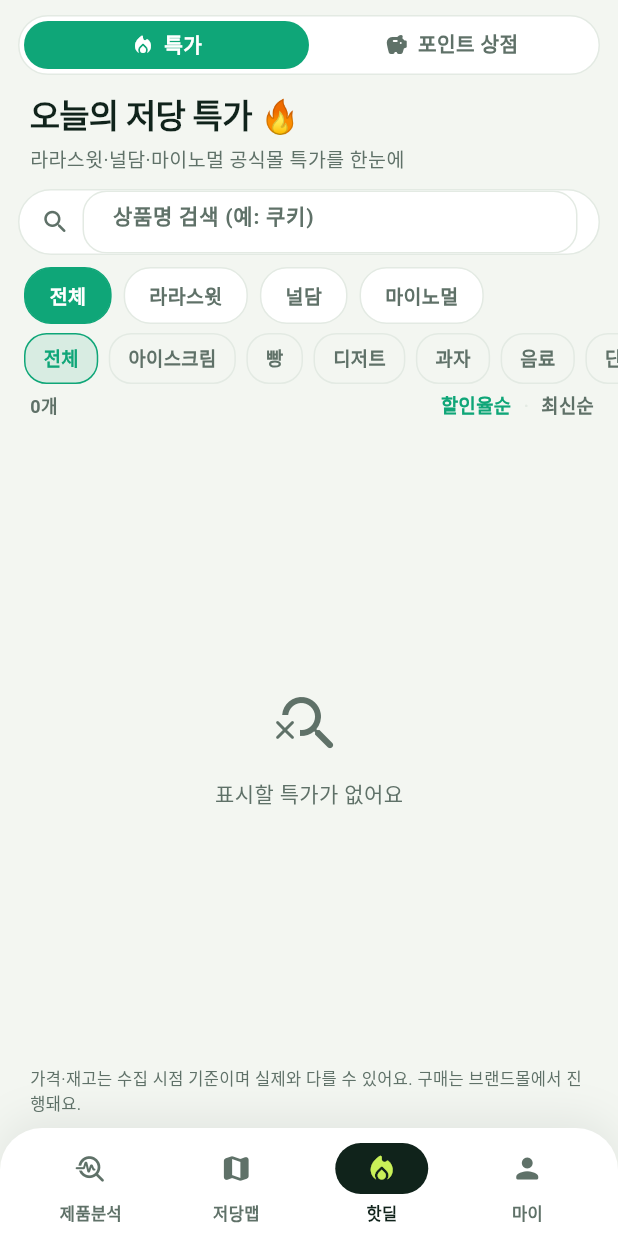
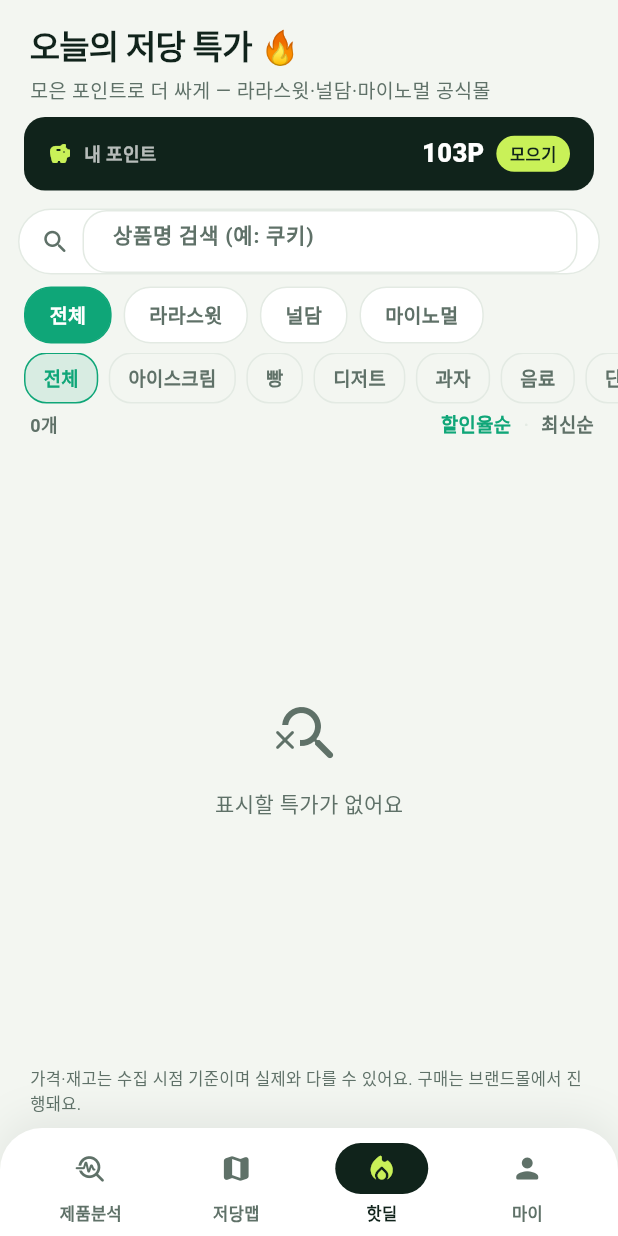
Before and after one commit to hongbomshin-lab/CUBED_v2, a Flutter app: the screen it shows after launch, item 3 of the bottom bar chosen, on a phone screen of 412 x 824 dp. Run offline on Flutter 3.47's test engine with Material 3 defaults, Android fonts, the phone set to English and light mode, and no system bars; our stand-ins replace cached_network_image, flutter_image_compress, flutter_riverpod, geolocator, image_picker, shared_preferences and 4 more; missing offline and left inert: dart:js_interop, flutter_naver_map, mobile_scanner; accounts and stored records are empty; Roboto replaces fonts that are missing (Pretendard).

Commit message:
fix(points): 특가·포인트 상점 통합 + 코너 케이스 40개로 잡은 버그 4건
통합:
- 같은 brand_deals 를 두 화면에 나눠 보여줄 이유가 없었다. 모드 토글을 없애고
  특가 목록 하나로 합친다. 검색·브랜드·카테고리 필터·더보기가 상점에도 붙는다.
- 상품을 탭하면 결제 시트가 열리고, 거기서 포인트를 쓰거나 브랜드몰로 갈 수 있다.
  (합치면서 브랜드몰 동선을 잃지 않게 시트에 링크를 넣었다)
- points_shop.dart 삭제, 잔액 바만 PointBalanceBar 로 분리.

테스트 40개로 잡은 버그 4건 — 모두 '돈이 새는' 쪽이다:
1. 당류가 음수인 데이터가 들어오면 기준값보다 큰 적립이 나왔다
   (탄산음료 기준 27g, sugar=-100 → 127P). 음수·NaN 을 0 으로 막는다.
2. 잔액이 음수면 사용 가능액도 음수가 되어 결제액이 상품가보다 커졌다.
   price<=0 / balance<=0 이면 0.
3. 미션 정의에 target=0 이 들어오면 이벤트마다 즉시 달성돼 무한 적립됐다.
   최소 1 로 올린다.
4. reward 가 음수면 미션 달성으로 잔액이 깎였다. 최소 0 으로 막는다.

3·4 는 미션이 데이터라서 생기는 위험이다 — CSV 오타 한 줄로 포인트가 무너지므로
읽는 쪽(Mission.fromMap)에서 방어한다.

Co-Authored-By: Claude Opus 5 (1M context) <noreply@anthropic.com>

```diff
--- a/lib/core/sugar_baselines.dart
+++ b/lib/core/sugar_baselines.dart
@@ -181,7 +181,10 @@ int sugarPointsFor({
 }) {
   final rule = sugarBaselineFor(category: category, name: name);
   if (rule == null) return 0;
-  final saved = rule.baselineG - sugar;
+  // 당류가 음수인 데이터(입력·OCR 오류)가 들어오면 기준값보다 큰 적립이 나온다.
+  // 적립은 '아낀 설탕'이라 기준값을 넘을 수 없다.
+  final s = sugar.isNaN || sugar < 0 ? 0.0 : sugar;
+  final saved = rule.baselineG - s;
   if (saved <= 0) return 0;
   return saved.round();
 }
--- a/lib/features/hotdeals/hot_deals_screen.dart
+++ b/lib/features/hotdeals/hot_deals_screen.dart
@@ -3,10 +3,11 @@ import 'dart:async';
 import 'package:cached_network_image/cached_network_image.dart';
 import 'package:flutter/material.dart';
 import 'package:flutter_riverpod/flutter_riverpod.dart';
-import 'package:url_launcher/url_launcher.dart';
 
 import '../../core/theme.dart';
-import '../points/points_shop.dart';
+import '../points/point_balance_bar.dart';
+import '../points/point_models.dart';
+import '../points/redeem_sheet.dart';
 import '../../data/deal_repository.dart';
 import '../../data/models/brand_deal.dart';
 import '../../providers/providers.dart';
@@ -20,11 +21,7 @@ class HotDealsScreen extends ConsumerStatefulWidget {
   ConsumerState<HotDealsScreen> createState() => _HotDealsScreenState();
 }
 
-/// 핫딜 탭 모드: 특가 / 포인트 상점.
-enum _DealMode { deals, shop }
-
 class _HotDealsScreenState extends ConsumerState<HotDealsScreen> {
-  _DealMode _mode = _DealMode.deals;
 
   final _searchCtrl = TextEditingController();
   Timer? _debounce;
@@ -123,15 +120,9 @@ class _HotDealsScreenState extends ConsumerState<HotDealsScreen> {
     }
   }
 
-  Future<void> _open(BrandDeal d) async {
-    final uri = Uri.parse(d.productUrl);
-    if (!await launchUrl(uri, mode: LaunchMode.externalApplication)) {
-      if (mounted) {
-        ScaffoldMessenger.of(context)
-            .showSnackBar(const SnackBar(content: Text('링크를 열 수 없어요')));
-      }
-    }
-  }
+  /// 상품 탭 → 결제 시트. 거기서 포인트를 쓰거나 브랜드몰로 갈 수 있다.
+  /// (특가와 포인트 상점을 합치면서 진입점을 하나로 모았다)
+  Future<void> _open(BrandDeal d) => showRedeemSheet(context, ShopItem(d));
 
   @override
   Widget build(BuildContext context) {
@@ -142,29 +133,8 @@ class _HotDealsScreenState extends ConsumerState<HotDealsScreen> {
         child: Column(
           crossAxisAlignment: CrossAxisAlignment.start,
           children: [
-            _ModeToggle(
-              mode: _mode,
-              onChanged: (m) => setState(() => _mode = m),
-            ),
-            if (_mode == _DealMode.shop) ...[
-              const Padding(
-                padding: EdgeInsets.fromLTRB(20, 6, 20, 2),
-                child: Text('포인트 상점 🎁',
-                    style: TextStyle(
-                        fontSize: 22,
-                        fontWeight: FontWeight.w900,
-                        letterSpacing: -0.5)),
-              ),
-              const Padding(
-                padding: EdgeInsets.fromLTRB(20, 0, 20, 8),
-                child: Text('모은 포인트로 저당 제품을 더 싸게',
-                    style:
-                        TextStyle(color: CubedColors.inkSoft, fontSize: 13)),
-              ),
-              const Expanded(child: PointsShop()),
-            ] else ...[
             const Padding(
-              padding: EdgeInsets.fromLTRB(20, 6, 20, 2),
+              padding: EdgeInsets.fromLTRB(20, 14, 20, 2),
               child: Text('오늘의 저당 특가 🔥',
                   style: TextStyle(
                       fontSize: 22,
@@ -173,9 +143,12 @@ class _HotDealsScreenState extends ConsumerState<HotDealsScreen> {
             ),
             const Padding(
               padding: EdgeInsets.fromLTRB(20, 0, 20, 8),
-              child: Text('라라스윗·널담·마이노멀 공식몰 특가를 한눈에',
+              child: Text('모은 포인트로 더 싸게 — 라라스윗·널담·마이노멀 공식몰',
                   style: TextStyle(color: CubedColors.inkSoft, fontSize: 13)),
             ),
+
+            // 포인트 잔액 + 미션 진입. 상품 바로 위에 둬야 '이만큼 깎인다'가 읽힌다.
+            const PointBalanceBar(),
 
             // 검색바
             _SearchBar(
@@ -281,7 +254,6 @@ class _HotDealsScreenState extends ConsumerState<HotDealsScreen> {
               child: Text('가격·재고는 수집 시점 기준이며 실제와 다를 수 있어요. 구매는 브랜드몰에서 진행돼요.',
                   style: TextStyle(fontSize: 11, color: CubedColors.inkSoft)),
             ),
-            ],
           ],
         ),
       ),
@@ -349,64 +321,6 @@ class _HotDealsScreenState extends ConsumerState<HotDealsScreen> {
 }
 
 /// 특가 / 포인트 상점 전환 — 저당맵의 모드 토글과 같은 패턴.
-class _ModeToggle extends StatelessWidget {
-  const _ModeToggle({required this.mode, required this.onChanged});
-  final _DealMode mode;
-  final ValueChanged<_DealMode> onChanged;
-
-  @override
-  Widget build(BuildContext context) {
-    return Container(
-      color: CubedColors.bg,
-      padding: const EdgeInsets.fromLTRB(12, 10, 12, 4),
-      child: Container(
-        height: 40,
-        padding: const EdgeInsets.all(3),
-        decoration: BoxDecoration(
-          color: CubedColors.surface,
-          borderRadius: BorderRadius.circular(20),
-          border: Border.all(color: CubedColors.line),
-        ),
-        child: Row(children: [
-          _seg('특가', Icons.local_fire_department_rounded, _DealMode.deals),
-          _seg('포인트 상점', Icons.savings_rounded, _DealMode.shop),
-        ]),
-      ),
-    );
-  }
-
-  Widget _seg(String label, IconData icon, _DealMode m) {
-    final selected = mode == m;
-    return Expanded(
-      child: GestureDetector(
-        onTap: () => onChanged(m),
-        child: Container(
-          alignment: Alignment.center,
-          decoration: BoxDecoration(
-            color: selected ? CubedColors.brand : Colors.transparent,
-            borderRadius: BorderRadius.circular(17),
-          ),
-          child: Row(
-            mainAxisSize: MainAxisSize.min,
-            children: [
-              Icon(icon,
-                  size: 16,
-                  color: selected ? Colors.white : CubedColors.inkSoft),
-              const SizedBox(width: 6),
-              Text(label,
-                  style: TextStyle(
-                    fontSize: 13.5,
-                    fontWeight: FontWeight.w800,
-                    color: selected ? Colors.white : CubedColors.inkSoft,
-                  )),
-            ],
-          ),
-        ),
-      ),
-    );
-  }
-}
-
 class _SearchBar extends StatelessWidget {
   const _SearchBar({
     required this.controller,
--- /dev/null
+++ b/lib/features/points/point_balance_bar.dart
@@ -0,0 +1,67 @@
+import 'package:flutter/material.dart';
+import 'package:flutter_riverpod/flutter_riverpod.dart';
+
+import '../../core/theme.dart';
+import '../missions/missions_screen.dart';
+import 'point_card.dart' show won;
+import 'points_controller.dart';
+
+/// 특가 목록 위의 포인트 잔액 바.
+///
+/// 상품 바로 위에 둬야 '이만큼 깎인다'가 읽힌다.
+/// 잔액이 부족할 때 '어디서 더 모으지'로 이어지도록 미션으로 보낸다.
+class PointBalanceBar extends ConsumerWidget {
+  const PointBalanceBar({super.key});
+
+  @override
+  Widget build(BuildContext context, WidgetRef ref) {
+    final balance = ref.watch(pointBalanceProvider);
+
+    return Padding(
+      padding: const EdgeInsets.fromLTRB(16, 0, 16, 10),
+      child: Material(
+        color: CubedColors.ink,
+        borderRadius: BorderRadius.circular(14),
+        child: InkWell(
+          borderRadius: BorderRadius.circular(14),
+          onTap: () => Navigator.of(context).push(
+            MaterialPageRoute(builder: (_) => const MissionsScreen()),
+          ),
+          child: Padding(
+            padding: const EdgeInsets.symmetric(horizontal: 16, vertical: 12),
+            child: Row(children: [
+              const Icon(Icons.savings_rounded,
+                  size: 16, color: CubedColors.lime),
+              const SizedBox(width: 8),
+              Text('내 포인트',
+                  style: TextStyle(
+                      fontSize: 12,
+                      fontWeight: FontWeight.w700,
+                      color: Colors.white.withValues(alpha: 0.7))),
+              const Spacer(),
+              Text('${won(balance)}P',
+                  style: const TextStyle(
+                      fontSize: 17,
+                      fontWeight: FontWeight.w900,
+                      color: Colors.white)),
+              const SizedBox(width: 8),
+              Container(
+                padding:
+                    const EdgeInsets.symmetric(horizontal: 9, vertical: 4),
+                decoration: BoxDecoration(
+                  color: CubedColors.lime,
+                  borderRadius: BorderRadius.circular(20),
+                ),
+                child: const Text('모으기',
+                    style: TextStyle(
+                        fontSize: 11,
+                        fontWeight: FontWeight.w800,
+                        color: CubedColors.ink)),
+              ),
+            ]),
+          ),
+        ),
+      ),
+    );
+  }
+}
--- a/lib/features/points/point_models.dart
+++ b/lib/features/points/point_models.dart
@@ -51,7 +51,9 @@ class PointPolicy {
   static const double maxUseRatio = 0.5;
 
   /// 이 상품에 쓸 수 있는 포인트 상한 (잔액과 비율 중 작은 쪽).
+  /// 음수 잔액·음수 가격이 새어 나가면 결제액이 상품가보다 커지므로 0 으로 막는다.
   static int usableFor(int price, int balance) {
+    if (price <= 0 || balance <= 0) return 0;
     final byRatio = (price * maxUseRatio) ~/ 1;
     return byRatio < balance ? byRatio : balance;
   }
```
Also changed, not shown: lib/features/missions/mission_models.dart (+6 -2 lines), lib/features/points/points_shop.dart (deleted, +0 -226 lines), lib/features/points/redeem_sheet.dart (+34 -1 lines), 1 other file.
